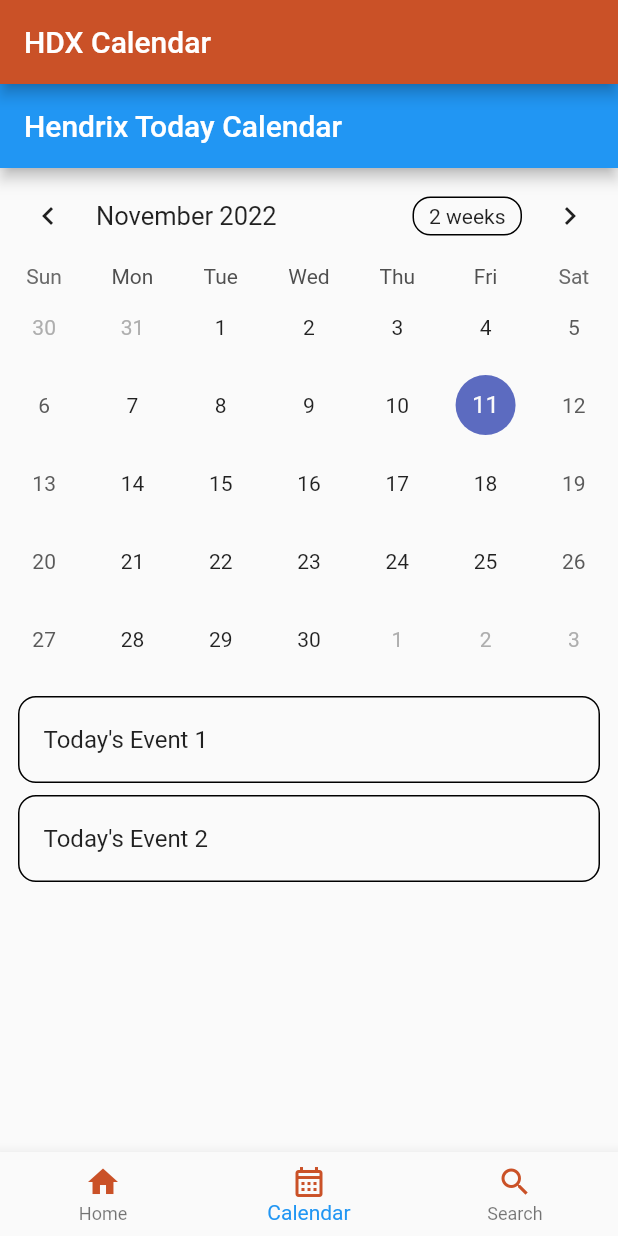
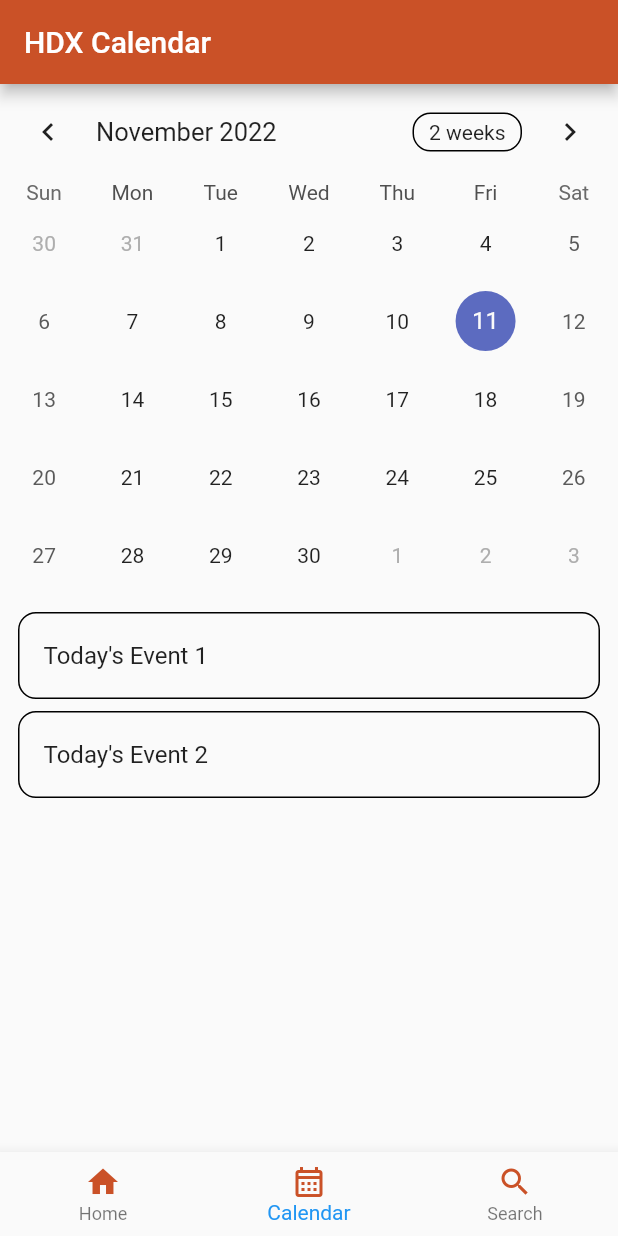
Before and after one commit to mason-t-demond/hendrix-today-app, a Flutter app: the screen it shows after launch, item 2 of the bottom bar chosen, on a phone screen of 412 x 824 dp. Run offline on Flutter 3.47's test engine with Material 2 defaults, Android fonts, the phone set to English and light mode, and no system bars; drawn by our look-alikes of table_calendar; our stand-ins replace anim_search_bar.

Commit message:
Multiple design changes
removed second appbar from CalendarScreen, changed banner to webOrange

```diff
--- a/hendrix_today_app/lib/calendar_screen.dart
+++ b/hendrix_today_app/lib/calendar_screen.dart
@@ -48,11 +48,7 @@ class _EventCalendarState extends State<EventCalendar> {
     final calendarEndDate =
         DateTime(calendarRoot.year, calendarRoot.month + 6, calendarRoot.day);
 
-    return Scaffold(
-      appBar: AppBar(
-        title: Text("Hendrix Today Calendar"),
-      ),
-      body: Column(
+    return Column(
       children: [
         TableCalendar(
           firstDay: calendarStartDate,
@@ -117,7 +113,6 @@ class _EventCalendarState extends State<EventCalendar> {
           ),
         ),
       ],
-      ),
     );
   }
 }
--- a/hendrix_today_app/lib/home_screen.dart
+++ b/hendrix_today_app/lib/home_screen.dart
@@ -13,7 +13,7 @@ class _MyHomeScreenState extends State<MyHomeScreen> {
     return Center(
       child: ListView(
         children: <Widget>[
-          Image.asset('assets/banner.png', key: const Key("Banner")),
+          Image.asset('assets/webOrange_banner.png', key: const Key("Banner")),
           Card(
               elevation: 6.0,
               child: ListTile(
--- a/hendrix_today_app/pubspec.yaml
+++ b/hendrix_today_app/pubspec.yaml
@@ -64,6 +64,7 @@ flutter:
   # To add assets to your application, add an assets section, like this:
   assets:
     - assets/banner.png
+    - assets/webOrange_banner.png
   #   - images/a_dot_ham.jpeg
 
   # An image asset can refer to one or more resolution-specific "variants", see
```
Lines whose indentation alone changed are shown as unchanged.
